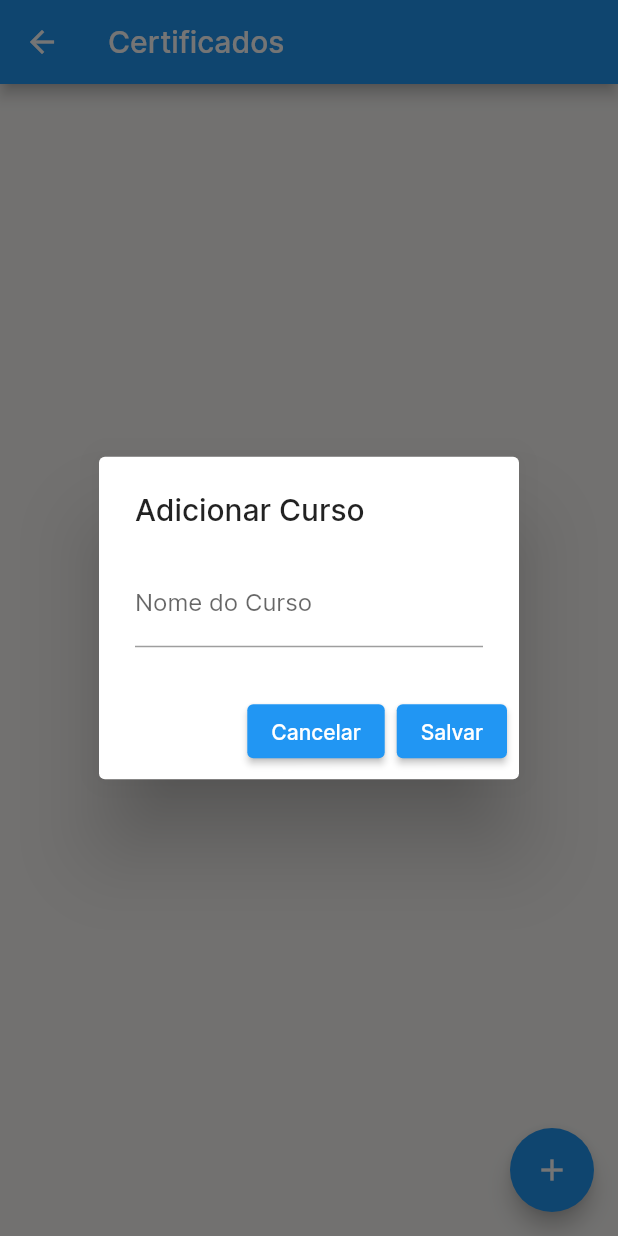
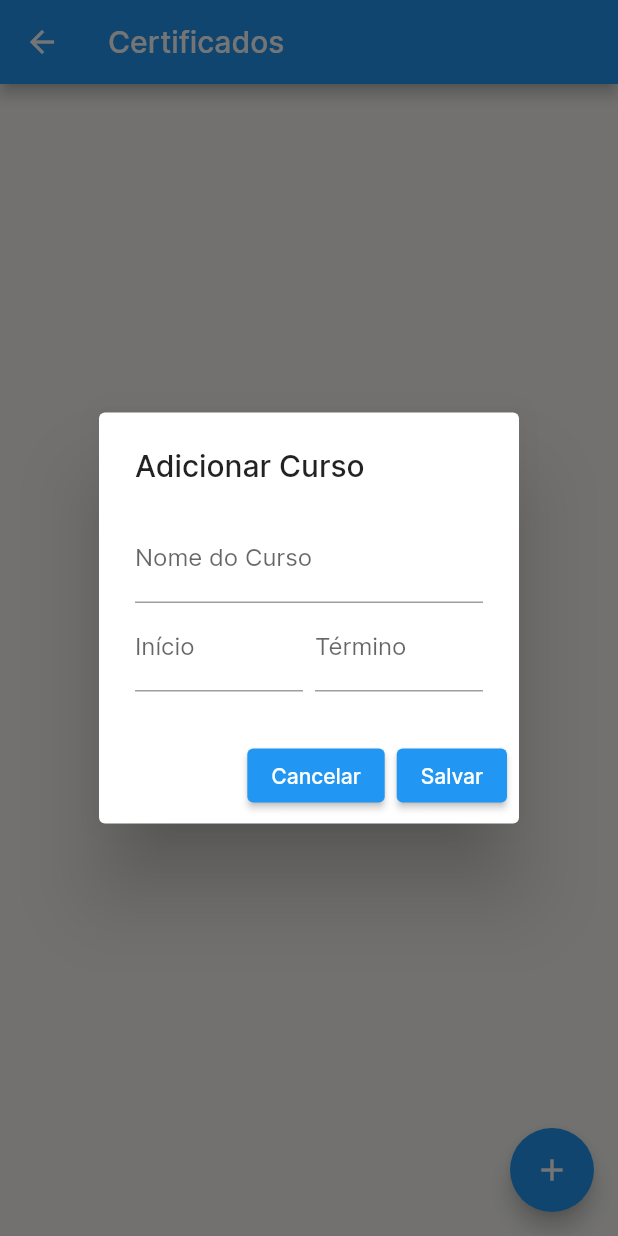
Before and after one commit to GabSauter/Progfile, a Flutter app: the CourseView screen opened by its route, after a tap on the "add" icon, on a phone screen of 412 x 824 dp. Run offline on Flutter 3.47's test engine with Material 2 defaults, Android fonts, the phone set to English and light mode, and no system bars; our stand-ins replace cloud_firestore, firebase_auth, firebase_core, image_picker, permission_handler; accounts and stored records are empty.

Commit message:
Adicionei os campos de Ano Inicial e final do curso

```diff
--- a/lib/app/views/course_view.dart
+++ b/lib/app/views/course_view.dart
@@ -96,6 +96,35 @@
                     return null;
                   },
                 ),
+                Row(
+                  children: [
+                    Expanded(
+                      child: TextFormField(
+                        decoration: const InputDecoration(labelText: 'Início'),
+                        controller: _courseController.startDateController,
+                        validator: (value) {
+                          if (value == null || value.isEmpty) {
+                            return 'Informe a data inicial';
+                          }
+                          return null;
+                        },
+                      ),
+                    ),
+                    const SizedBox(width: 8), // Espaço entre os campos
+                    Expanded(
+                      child: TextFormField(
+                        decoration: const InputDecoration(labelText: 'Término'),
+                        controller: _courseController.finishDateController,
+                        validator: (value) {
+                          if (value == null || value.isEmpty) {
+                            return 'Informe a data final';
+                          }
+                          return null;
+                        },
+                      ),
+                    ),
+                  ],
+                ),
               ],
             ),
           ),
```
